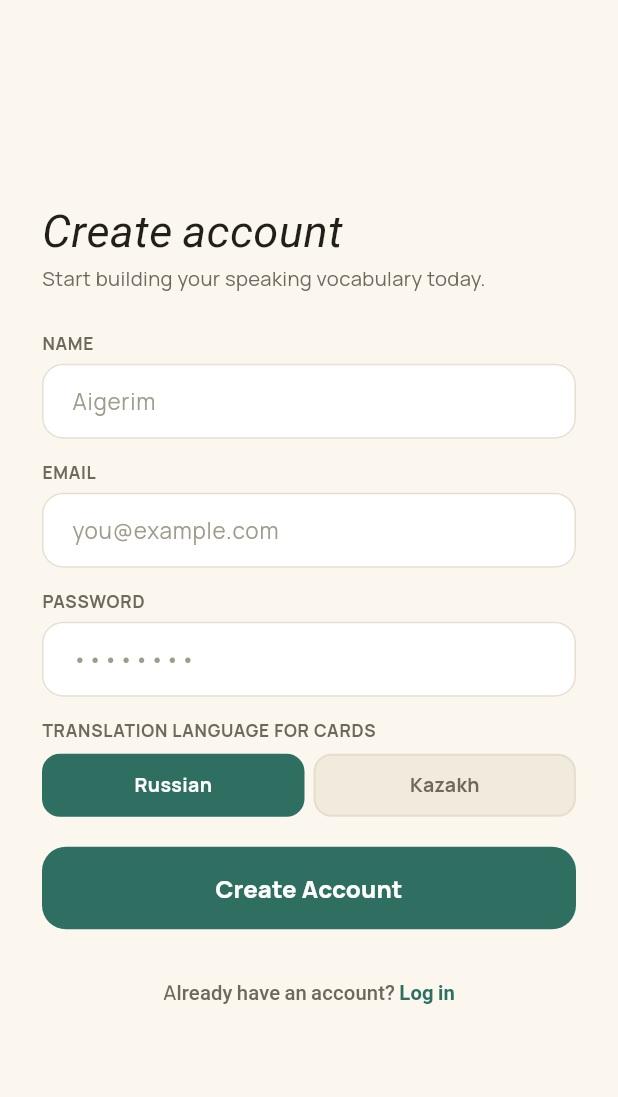
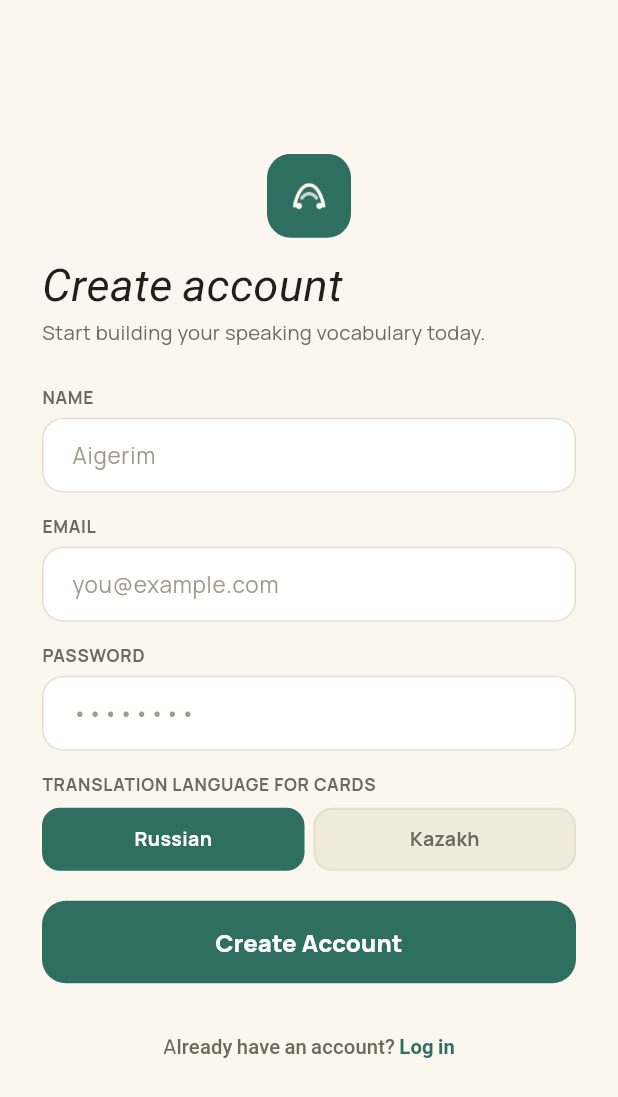
Before and after one commit to zugutibra/idiomatic_app, a Flutter app: the SignupPage screen opened directly, on a phone screen of 412 x 824 dp. Shown: the top 1097 px of the screen. Run offline on Flutter 3.47's test engine with Material 3 defaults, Android fonts, the phone set to English and light mode, and no system bars; our stand-ins replace dio, equatable, flutter_bloc, flutter_secure_storage, fpdart, get_it and 1 more; accounts and stored records are empty.

Commit message:
Add app logo to login/signup screens and as launcher icon
Uses assets/idiomatic-logo-255.png above the branding text on the
login and signup pages, and generates Android/iOS launcher icons
(including adaptive icon) from it via flutter_launcher_icons.

Co-Authored-By: Claude Sonnet 5 <noreply@anthropic.com>

```diff
--- a/lib/features/auth/presentation/pages/signup_page.dart
+++ b/lib/features/auth/presentation/pages/signup_page.dart
@@ -53,6 +53,17 @@ class _SignupPageState extends State<SignupPage> {
                   child: Column(
                     crossAxisAlignment: CrossAxisAlignment.stretch,
                     children: [
+                      Center(
+                        child: ClipRRect(
+                          borderRadius: BorderRadius.circular(16),
+                          child: Image.asset(
+                            'assets/idiomatic-logo-255.png',
+                            width: 56,
+                            height: 56,
+                          ),
+                        ),
+                      ),
+                      const SizedBox(height: 16),
                       Text('Create account', style: AppTheme.serifItalic(context, size: 30)),
                       const SizedBox(height: 6),
                       Text(
```
Also changed, not shown: lib/features/auth/presentation/pages/login_page.dart (+9 -0 lines), pubspec.yaml (+12 -0 lines), assets/idiomatic-logo-255.png (added), pubspec.lock, 35 other files.
